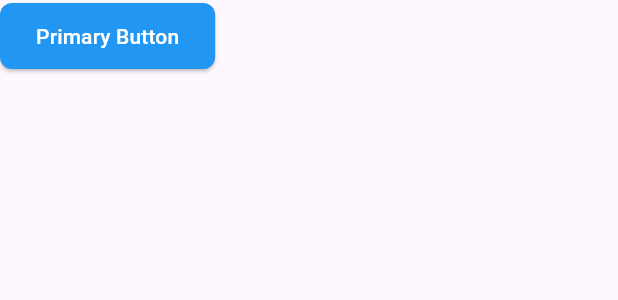
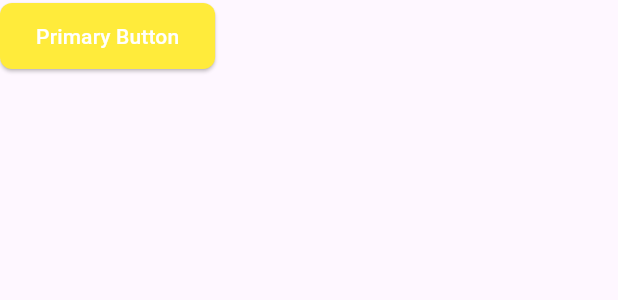
Before and after one commit to cipherchabon/ds-demo, a Flutter app: the AppButton widget shown alone on an empty page, opened directly, on a phone screen of 412 x 824 dp. Shown: the top 300 px of the screen. Run offline on Flutter 3.47's test engine with Material 3 defaults, Android fonts, the phone set to English and light mode, and no system bars; missing offline and left inert: widgetbook, widgetbook_annotation.

Commit message:
refactor: Update button colors to yellow for primary, secondary, and text variants

```diff
--- a/lib/design_system/buttons/app_button.dart
+++ b/lib/design_system/buttons/app_button.dart
@@ -24,31 +24,27 @@ class AppButton extends StatelessWidget {
       ButtonVariant.primary => ElevatedButton(
         onPressed: isEnabled ? onPressed : null,
         style: ElevatedButton.styleFrom(
-            backgroundColor: Colors.blue,
+          backgroundColor: Colors.yellow,
           foregroundColor: Colors.white,
           padding: const EdgeInsets.symmetric(horizontal: 24, vertical: 12),
-            shape: RoundedRectangleBorder(
-              borderRadius: BorderRadius.circular(8),
-            ),
+          shape: RoundedRectangleBorder(borderRadius: BorderRadius.circular(8)),
         ),
         child: _buildChild(),
       ),
       ButtonVariant.secondary => OutlinedButton(
         onPressed: isEnabled ? onPressed : null,
         style: OutlinedButton.styleFrom(
-            foregroundColor: Colors.blue,
+          foregroundColor: Colors.yellow,
           padding: const EdgeInsets.symmetric(horizontal: 24, vertical: 12),
-            side: const BorderSide(color: Colors.blue),
-            shape: RoundedRectangleBorder(
-              borderRadius: BorderRadius.circular(8),
-            ),
+          side: const BorderSide(color: Colors.yellow),
+          shape: RoundedRectangleBorder(borderRadius: BorderRadius.circular(8)),
         ),
         child: _buildChild(),
       ),
       ButtonVariant.text => TextButton(
         onPressed: isEnabled ? onPressed : null,
         style: TextButton.styleFrom(
-            foregroundColor: Colors.blue,
+          foregroundColor: Colors.yellow,
           padding: const EdgeInsets.symmetric(horizontal: 24, vertical: 12),
         ),
         child: _buildChild(),
```
Lines whose indentation alone changed are shown as unchanged.
